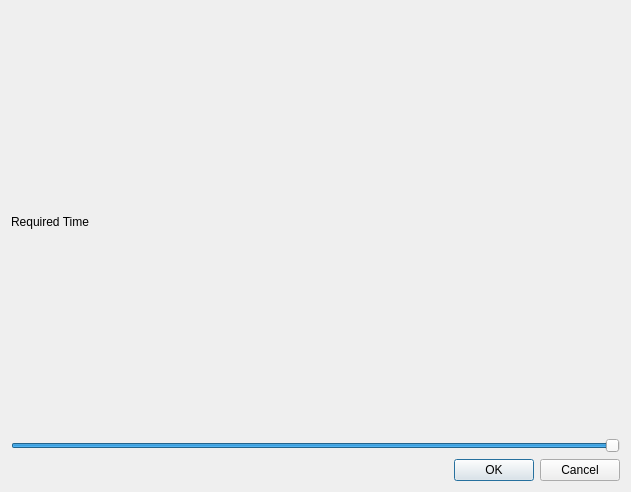
This is src/windows/preview-window.ui in flux3dp/swiftray as Qt 5 draws it before an edit. The edited form follows.
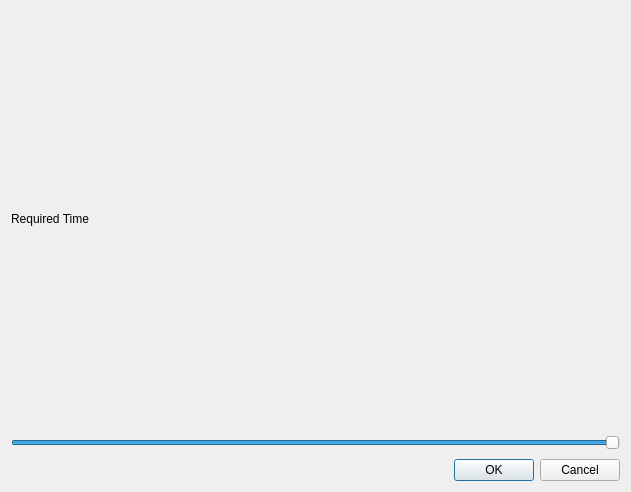
This is the edited form.

Commit message: Change cursor for preview window slider

```diff
--- a/src/windows/preview-window.ui
+++ b/src/windows/preview-window.ui
@@ -48,6 +48,18 @@
       </item>
       <item>
        <widget class="QSlider" name="progress">
+        <property name="minimumSize">
+         <size>
+          <width>0</width>
+          <height>20</height>
+         </size>
+        </property>
+        <property name="cursor">
+         <cursorShape>PointingHandCursor</cursorShape>
+        </property>
+        <property name="autoFillBackground">
+         <bool>false</bool>
+        </property>
         <property name="maximum">
          <number>100</number>
         </property>
@@ -57,6 +69,12 @@
         <property name="orientation">
          <enum>Qt::Horizontal</enum>
         </property>
+        <property name="invertedAppearance">
+         <bool>false</bool>
+        </property>
+        <property name="invertedControls">
+         <bool>false</bool>
+        </property>
        </widget>
       </item>
      </layout>
```
The commit also changes 1 other file.
